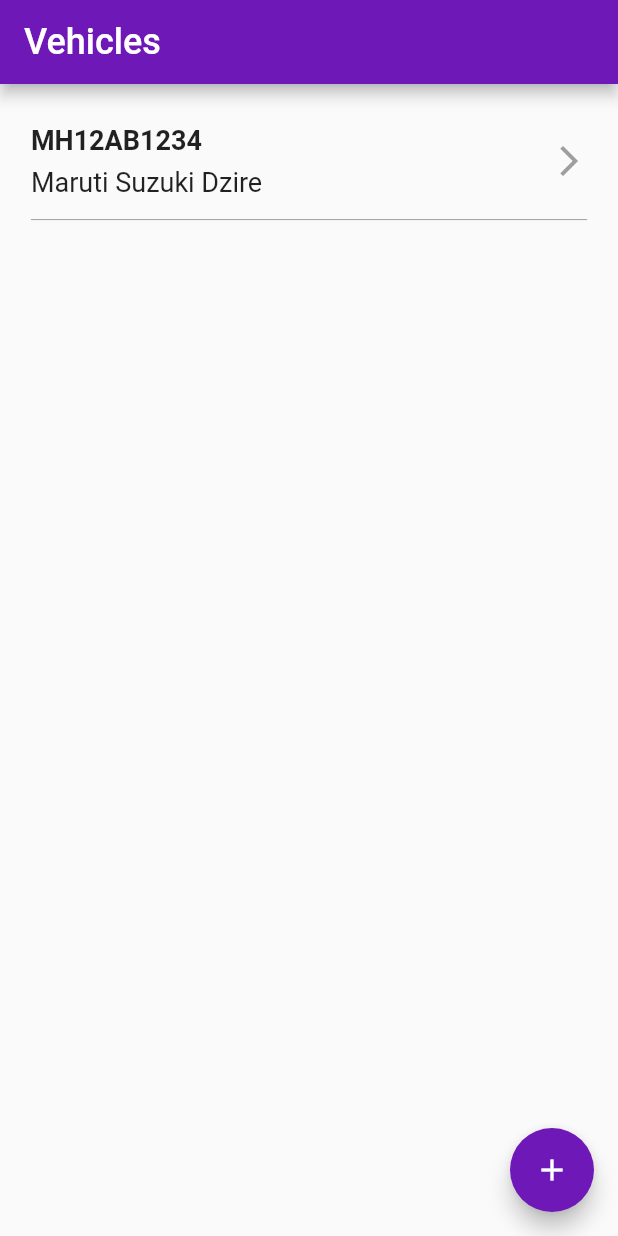
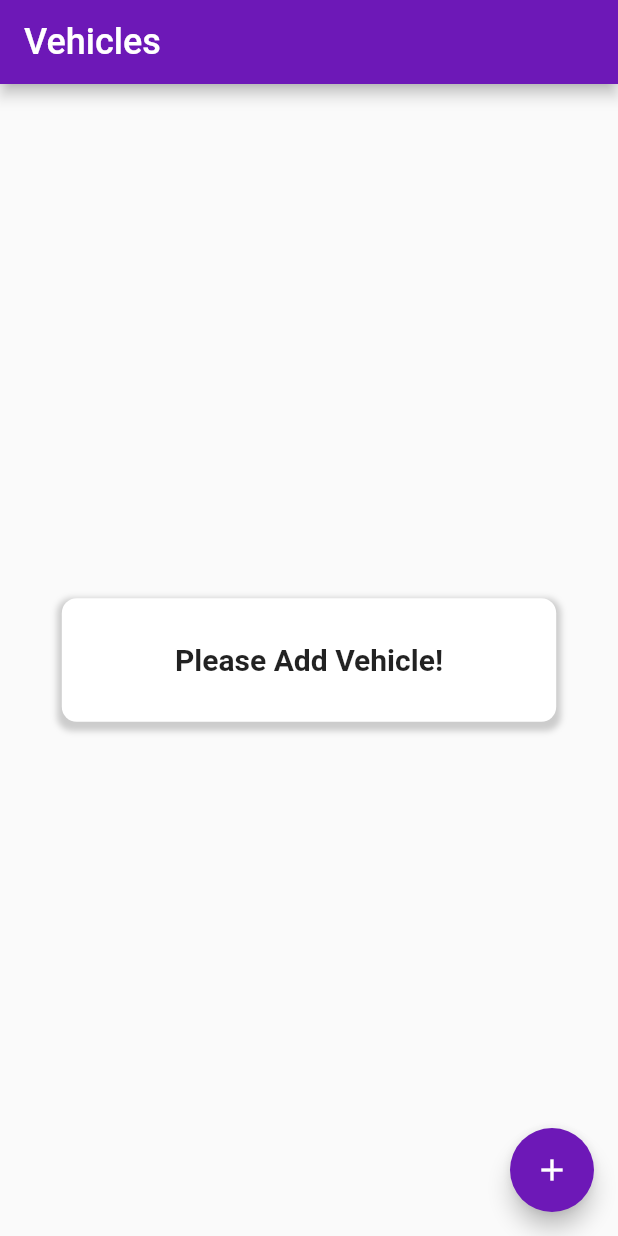
Before and after one commit to nazimmohd18/TurboCare, a Flutter app: the screen it shows after launch, on a phone screen of 412 x 824 dp. Run offline on Flutter 3.47's test engine with Material 2 defaults, Android fonts, the phone set to English and light mode, and no system bars; our stand-ins replace get.

Commit message:
first commit

```diff
--- a/lib/Screens/HomePage.dart
+++ b/lib/Screens/HomePage.dart
@@ -1,11 +1,20 @@
 import 'package:flutter/material.dart';
 import '../Utils/Colors.dart';
 import 'VehicleNumber.dart';
+import 'package:get/get.dart';
+import '../Controller/DetailsControlller.dart';
 
-class HomePage extends StatelessWidget {
+class HomePage extends StatefulWidget {
   static const routeName = "Home";
 
-  void goToVehicleNumber(BuildContext context){
+  @override
+  _HomePageState createState() => _HomePageState();
+}
+
+class _HomePageState extends State<HomePage> {
+  DetailsController myController = Get.put(DetailsController());
+
+  void goToVehicleNumber(BuildContext context) {
     Navigator.pushNamed(context, VehicleNumber.routeName);
   }
 
@@ -14,45 +23,87 @@ class HomePage extends StatelessWidget {
     final deviceHeight = MediaQuery.of(context).size.height;
     final deviceWidth = MediaQuery.of(context).size.width;
     return Scaffold(
-
-    appBar: AppBar(
-  backgroundColor: violet,
-  title: Text('Vehicles',style: TextStyle(fontSize: 24),),
-),
-      floatingActionButton: FloatingActionButton(child: Icon(Icons.add),backgroundColor: violet,
-      onPressed: (){
-        goToVehicleNumber(context);
-      },),
+      appBar: AppBar(
+        backgroundColor: violet,
+        title: Text(
+          'Vehicles',
+          style: TextStyle(fontSize: 24),
+        ),
+      ),
+      floatingActionButton: FloatingActionButton(
+        child: Icon(Icons.add),
+        backgroundColor: violet,
+        onPressed: () {
+          goToVehicleNumber(context);
+        },
+      ),
       body: Container(
         width: deviceWidth,
-    height: deviceHeight,
-    padding: EdgeInsets.all(deviceWidth* .05),
-        child: ListView(
+        height: deviceHeight,
+        padding: EdgeInsets.all(deviceWidth * .05),
+        child:
+     myController.makeController.text != "" ?  ListView(
           children: [
             Container(
               width: deviceWidth,
-              height: deviceWidth* .15,
-              padding: EdgeInsets.symmetric(vertical: deviceWidth* .015),
-              child: Row(mainAxisAlignment: MainAxisAlignment.spaceBetween,
+              height: deviceWidth * .15,
+              padding: EdgeInsets.symmetric(vertical: deviceWidth * .015),
+              child: Row(
+                mainAxisAlignment: MainAxisAlignment.spaceBetween,
                 children: [
-                  Column(crossAxisAlignment: CrossAxisAlignment.start,
+                  Column(
+                    crossAxisAlignment: CrossAxisAlignment.start,
                     mainAxisAlignment: MainAxisAlignment.spaceBetween,
                     children: [
-                      Text('MH12AB1234',style: TextStyle(
-                        fontSize: 18,
-                        fontWeight: FontWeight.bold
-                      ),),
-
-                      Text('Maruti Suzuki Dzire',style: TextStyle(fontSize: 18),)
+                      Text(
+                        myController.vehicleNumberController.text,
+                        style: TextStyle(
+                            fontSize: 18, fontWeight: FontWeight.bold),
+                      ),
+                      Text(
+                        myController.makeController.text +
+                            " " +
+                            myController.modelController.text,
+                        style: TextStyle(fontSize: 18),
+                      )
                     ],
                   ),
-                  Icon(Icons.arrow_forward_ios_outlined,color: grey,)
+                  Icon(
+                    Icons.arrow_forward_ios_outlined,
+                    color: grey,
+                  )
                 ],
               ),
             ),
-            Divider(color: grey,)
+            Divider(
+              color: grey,
+            )
           ],
-        ),
+        ): Center(
+       child: Container(
+         width: deviceWidth* .8,
+         height: deviceHeight* .1,
+         padding: EdgeInsets.all(deviceWidth* .025),
+         decoration: BoxDecoration(
+           borderRadius: BorderRadius.circular(10),
+           color: Colors.white,
+             boxShadow: [
+         BoxShadow(
+         color: Colors.grey.withOpacity(0.5),
+         spreadRadius: 3,
+         blurRadius: 3,
+         offset: Offset(0, 3),
+       ),
+       ]
+         ),
+         child: Center(child: Text("Please Add Vehicle!",
+         style: TextStyle(
+           fontSize: 20,
+           fontWeight: FontWeight.bold,
+
+         ),)),
+       ),
+     ),
       ),
     );
   }
--- a/lib/Screens/VehicleFuel.dart
+++ b/lib/Screens/VehicleFuel.dart
@@ -59,7 +59,7 @@ class FuelType extends StatelessWidget {
 
   @override
   Widget build(BuildContext context) {
-    final deviceWidth = MediaQuery.of(context).size.width;
+    // final deviceWidth = MediaQuery.of(context).size.width;
     return InkWell(onTap:(){
       goToVehicleTransmission(context);
       detailsController.fuelController.text = fuel.toString();
--- a/lib/Screens/VehicleMake.dart
+++ b/lib/Screens/VehicleMake.dart
@@ -51,7 +51,7 @@ class _VehicleMakeState extends State<VehicleMake> {
 
   @override
   Widget build(BuildContext context) {
-    final deviceHeight = MediaQuery.of(context).size.height;
+    // final deviceHeight = MediaQuery.of(context).size.height;
     final deviceWidth = MediaQuery.of(context).size.width;
     return Scaffold(
       appBar: AppBar(
--- a/lib/Screens/VehicleModel.dart
+++ b/lib/Screens/VehicleModel.dart
@@ -56,7 +56,7 @@ class _VehicleModelState extends State<VehicleModel> {
 
   @override
   Widget build(BuildContext context) {
-    final deviceHeight = MediaQuery.of(context).size.height;
+    // final deviceHeight = MediaQuery.of(context).size.height;
     final deviceWidth = MediaQuery.of(context).size.width;
     return Scaffold(
       appBar: AppBar(
```
Also changed, not shown: lib/Screens/VehicleNumber.dart (+46 -9 lines), 1 other file.
